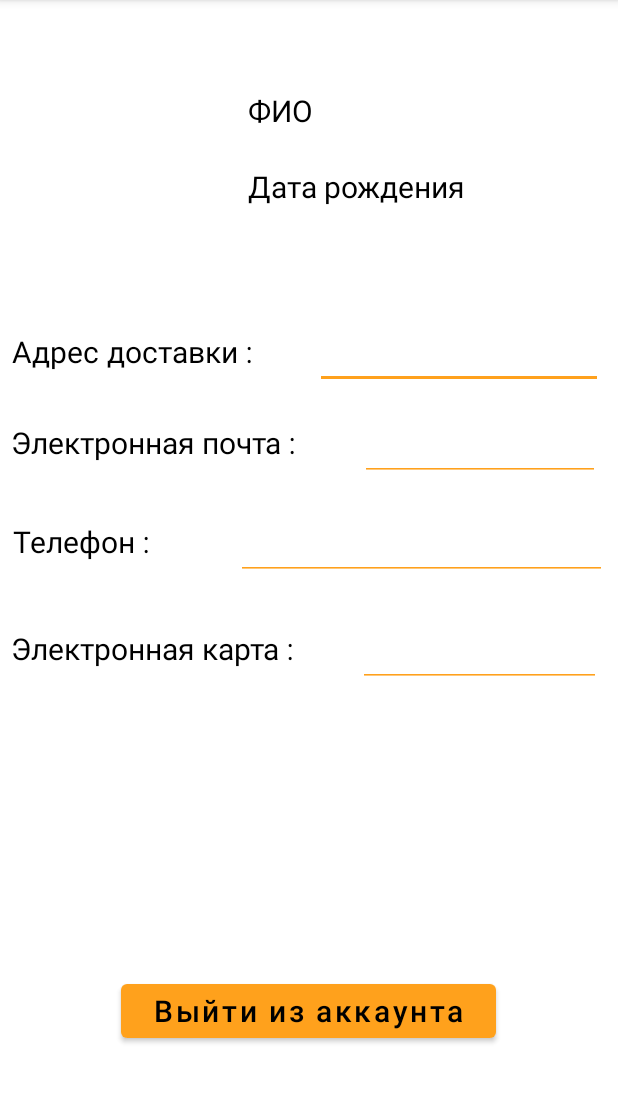
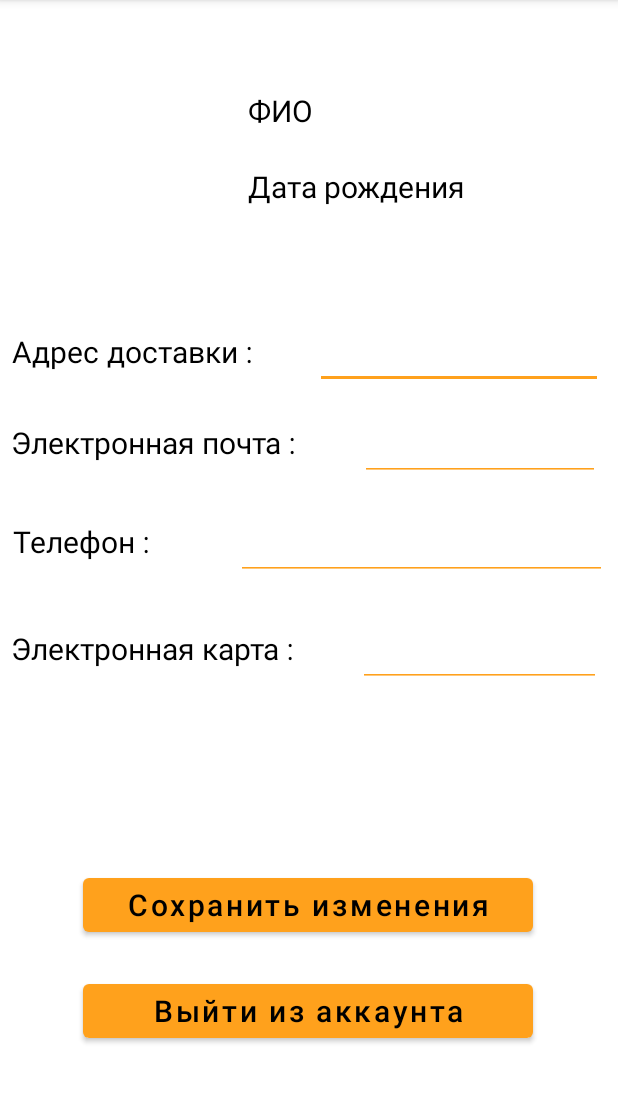
Before and after one commit to NikitaDex/Pizza-Proj, an Android app: the fragment personal shown on its own in the app's theme, on a phone screen of 412 x 824 dp, the part 84-1187 px from its top. Run offline under Robolectric (Android 15) with nearby library versions, the phone set to English and light mode, and no system bars.

Commit message:
Добавил кнопку "сохранить изменения"

```diff
--- a/app/src/main/java/com/study/pizzaapp/ui/login/LoginActivity.java
+++ b/app/src/main/java/com/study/pizzaapp/ui/login/LoginActivity.java
@@ -58,6 +58,7 @@ public class LoginActivity extends AppCompatActivity {
                 if (loginFormState.getUsernameError() != null) {
                     usernameEditText.setError(getString(loginFormState.getUsernameError()));
                 }
+
                 if (loginFormState.getPasswordError() != null) {
                     passwordEditText.setError(getString(loginFormState.getPasswordError()));
                 }
@@ -139,4 +140,6 @@ public class LoginActivity extends AppCompatActivity {
         Intent Reg = new Intent("com.study.pizzaapp.RegisterWindow");
         startActivity(Reg);
     }
+
+
 }
--- a/app/src/main/res/layout/activity_login.xml
+++ b/app/src/main/res/layout/activity_login.xml
@@ -110,4 +110,5 @@
         app:layout_constraintStart_toStartOf="@+id/password"
         app:layout_constraintTop_toTopOf="parent"
         app:layout_constraintVertical_bias="0.3" />
+
 </androidx.constraintlayout.widget.ConstraintLayout>
--- a/app/src/main/res/layout/fragment_personal.xml
+++ b/app/src/main/res/layout/fragment_personal.xml
@@ -9,6 +9,21 @@
     <androidx.constraintlayout.widget.ConstraintLayout
         android:layout_width="match_parent"
         android:layout_height="793dp">
+
+        <Button
+            android:id="@+id/save_changes"
+            android:layout_width="300dp"
+            android:layout_height="wrap_content"
+            android:text="Сохранить изменения"
+            android:textAllCaps="false"
+            android:textColor="@color/black"
+            android:textSize="20sp"
+            app:layout_constraintBottom_toBottomOf="parent"
+            app:layout_constraintEnd_toEndOf="parent"
+            app:layout_constraintHorizontal_bias="0.496"
+            app:layout_constraintStart_toStartOf="parent"
+            app:layout_constraintTop_toTopOf="parent"
+            app:layout_constraintVertical_bias="0.777" />
 
         <TextView
             android:id="@+id/textView7"
@@ -179,8 +194,8 @@
             app:layout_constraintVertical_bias="0.15" />
 
         <Button
-            android:id="@+id/button4"
-            android:layout_width="250dp"
+            android:id="@+id/leave"
+            android:layout_width="300dp"
             android:layout_height="wrap_content"
             android:text="Выйти из аккаунта"
             android:textAllCaps="false"
```
Also changed, not shown: 20 other files.
